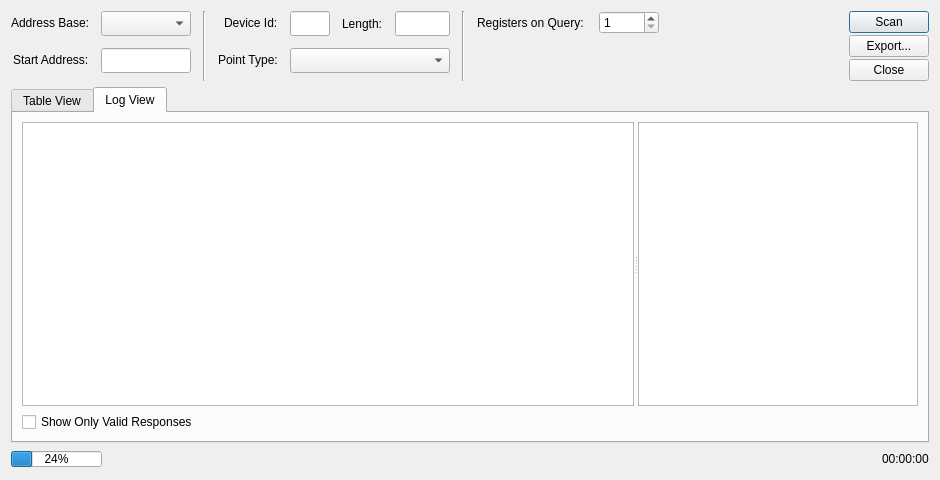
Above: omodscan/dialogs/dialogaddressscan.ui from sanny32/OpenModScan before the change. Below: the same form after it.
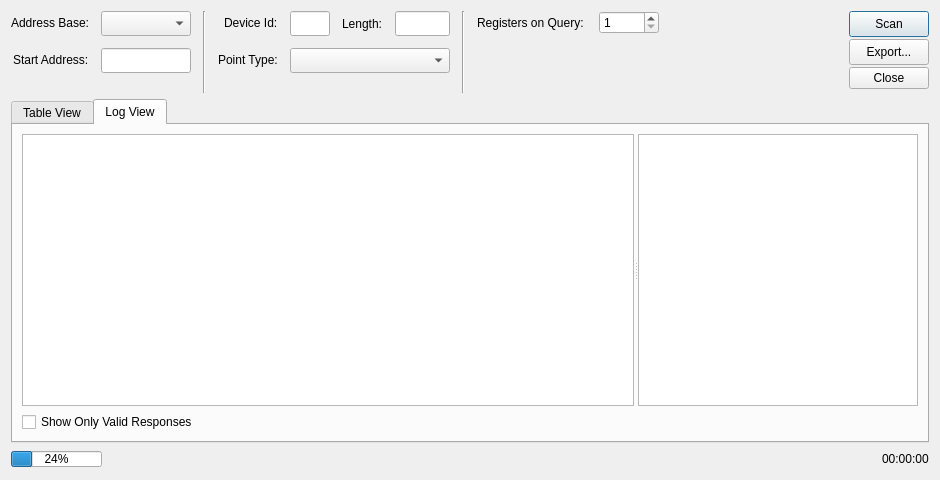
That is the form after the change. Icons and pictures are not drawn. Custom widgets are drawn as their Qt base class.

```diff
--- a/omodscan/dialogs/dialogaddressscan.ui
+++ b/omodscan/dialogs/dialogaddressscan.ui
@@ -265,6 +265,12 @@
        </property>
        <item>
         <widget class="QPushButton" name="pushButtonScan">
+         <property name="minimumSize">
+          <size>
+           <width>0</width>
+           <height>26</height>
+          </size>
+         </property>
          <property name="text">
           <string>Scan</string>
          </property>
@@ -272,6 +278,12 @@
        </item>
        <item>
         <widget class="QPushButton" name="pushButtonExport">
+         <property name="minimumSize">
+          <size>
+           <width>0</width>
+           <height>26</height>
+          </size>
+         </property>
          <property name="text">
           <string>Export...</string>
          </property>
@@ -285,6 +297,12 @@
            <verstretch>0</verstretch>
           </sizepolicy>
          </property>
+         <property name="minimumSize">
+          <size>
+           <width>0</width>
+           <height>26</height>
+          </size>
+         </property>
          <property name="orientation">
           <enum>Qt::Orientation::Vertical</enum>
          </property>
```
